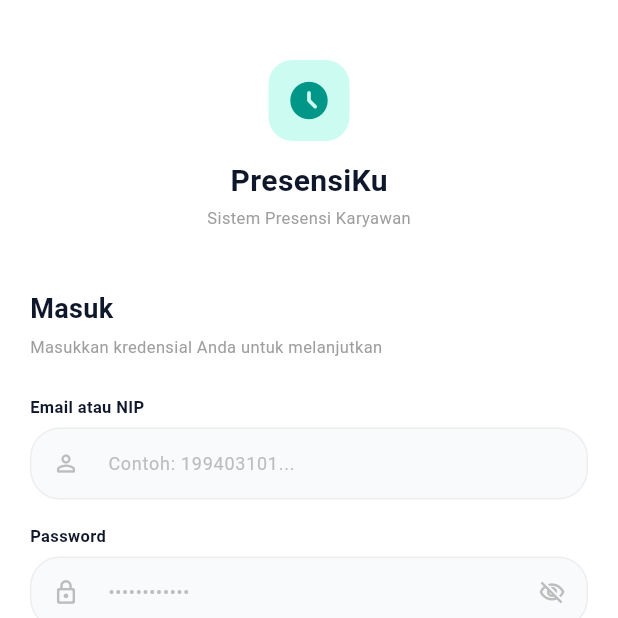
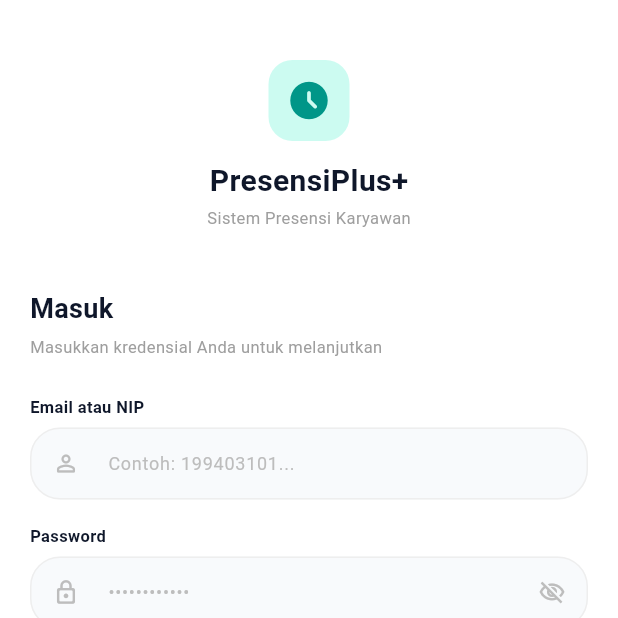
Before and after one commit to Nandamad/GDS-mobile, a Flutter app: the screen it shows after launch, on a phone screen of 412 x 824 dp, the top half of it. Run offline on Flutter 3.47's test engine with Material 3 defaults, Android fonts, the phone set to English and light mode, and no system bars; our stand-ins replace camera, dio, file_picker, flutter_dotenv, flutter_secure_storage, geolocator and 1 more.

Commit message:
ubah nama

```diff
--- a/lib/ui/login_page.dart
+++ b/lib/ui/login_page.dart
@@ -233,7 +233,7 @@ class _LoginScreenState extends State<LoginScreen> {
                             ),
                             const SizedBox(height: 12),
                             const Text(
-                              'PresensiKu',
+                              'PresensiPlus+',
                               style: TextStyle(
                                 fontSize: 20,
                                 fontWeight: FontWeight.bold,
```
